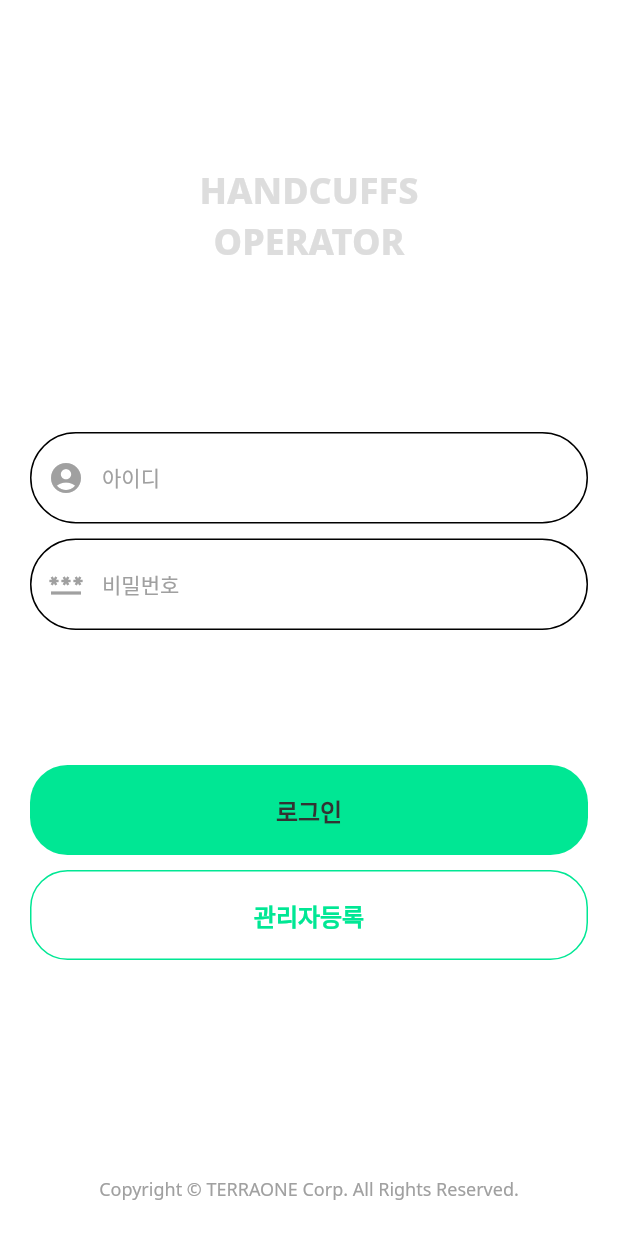
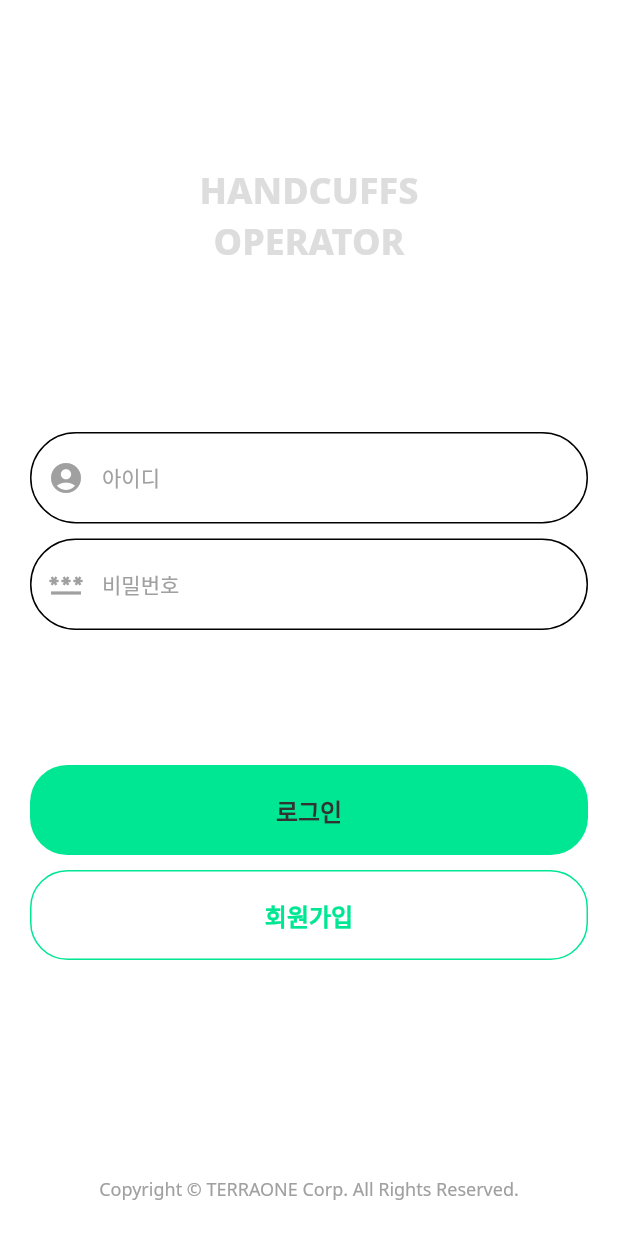
Before and after one commit to JohnRyoo/handcuff_police, a Flutter app: the screen it shows after launch, on a phone screen of 412 x 824 dp. Run offline on Flutter 3.47's test engine with Material 2 defaults, Android fonts, the light colour scheme and no system bars; our stand-ins replace circular_countdown_timer, fluttertoast, geolocator, get, google_fonts, google_maps_flutter and 3 more; missing offline and left inert: mqtt_client.

```diff
--- a/lib/screens/login.dart
+++ b/lib/screens/login.dart
@@ -316,7 +316,7 @@ class _LoginScreenState extends State<LoginScreen> {
                           child: Center(
                             child: Center(
                               child: Text(
-                                '관리자등록',
+                                '회원가입',
                                 textAlign: TextAlign.center,
                                 style: GoogleFonts.notoSans(
                                     textStyle: const TextStyle(
```
